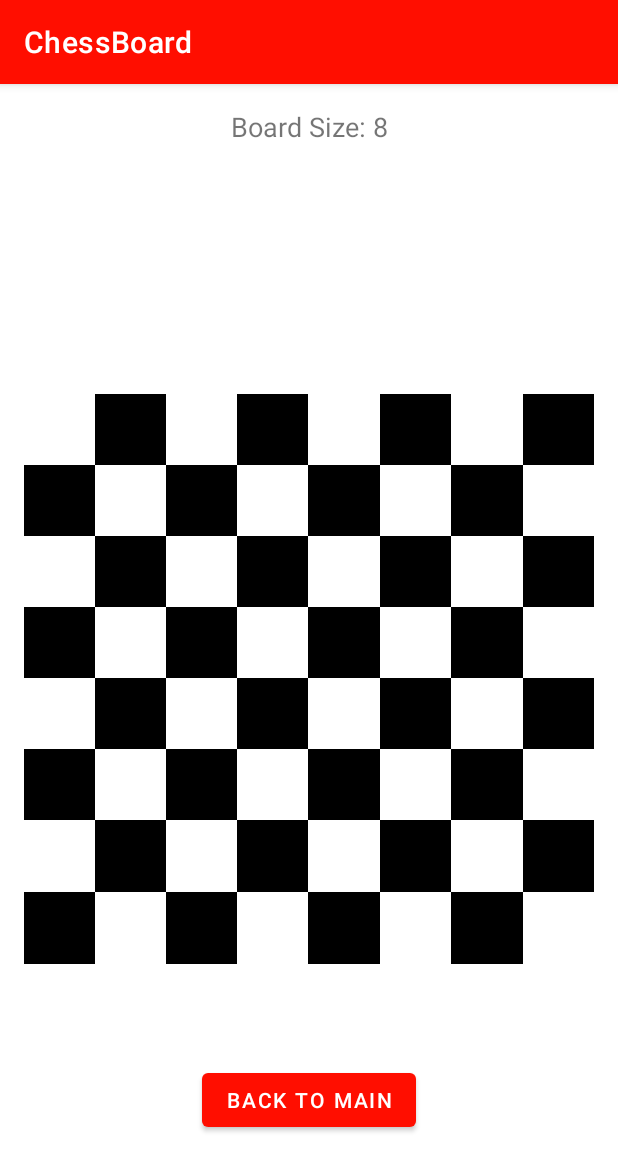
After one commit to ilianna7/chessapp, an Android app: the ChessboardActivity screen opened directly, with no data from a screen before it, on a phone screen of 412 x 824 dp. The commit adds this screen. Shown: the top 1171 px of the screen. Run offline under Robolectric (Android 15) with nearby library versions, the phone set to English and light mode, and no system bars.

Commit message:
#2 #3 - Added functionality to start button
- Created the chessboard clickable grid based on user input size

- Added back to main option

```diff
--- a/app/src/main/AndroidManifest.xml
+++ b/app/src/main/AndroidManifest.xml
@@ -24,7 +24,9 @@
         </activity>
         <activity
             android:name=".chessboard.ChessboardActivity"
-            android:exported="false" />
+            android:label="@string/title_activity_chessboard"
+            android:theme="@style/Theme.ChessApp" />
+
 
     </application>
 
--- /dev/null
+++ b/app/src/main/java/com/example/chessapp/chessboard/ChessboardActivity.kt
@@ -0,0 +1,54 @@
+package com.example.chessapp.chessboard
+
+import android.content.Intent
+import android.os.Bundle
+import android.widget.Button
+import android.widget.TextView
+import androidx.activity.viewModels
+import androidx.appcompat.app.AppCompatActivity
+import androidx.lifecycle.Observer
+import com.example.chessapp.MainActivity
+import com.example.chessapp.R
+
+class ChessboardActivity : AppCompatActivity() {
+
+    private val viewModel: ChessboardViewModel by viewModels()
+
+    override fun onCreate(savedInstanceState: Bundle?) {
+        super.onCreate(savedInstanceState)
+        setContentView(R.layout.activity_chessboard)
+
+        // Retrieve data from the Intent
+        val boardSize = intent.getIntExtra("EXTRA_BOARD_SIZE", 8)
+        val moves = intent.getIntExtra("EXTRA_MOVES", 3)
+
+        // Bind the TextView to show board size
+        val boardTextView: TextView = findViewById(R.id.boardTextView)
+        boardTextView.text = getString(R.string.board_size_text, boardSize)
+
+        // Set up the ViewModel with the data
+        viewModel.setBoardSize(boardSize)
+        viewModel.setMoves(moves)
+
+        // Initialize the chessboard view
+        val chessboardView: ChessboardView = findViewById(R.id.chessboard)
+        chessboardView.setViewModel(viewModel)
+
+        // Set up the Back to Main button
+        val backButton: Button = findViewById(R.id.btn_back_to_main)
+        backButton.setOnClickListener {
+            val intent = Intent(this, MainActivity::class.java)
+            startActivity(intent)
+            finish()
+        }
+
+        // Observe the selectedTile LiveData
+        viewModel.selectedTile.observe(this, Observer { tile ->
+            tile?.let {
+                // Handle tile click event
+                val (row, col) = it
+                // Implement tile click behavior here
+            }
+        })
+    }
+}
--- /dev/null
+++ b/app/src/main/java/com/example/chessapp/chessboard/ChessboardView.kt
@@ -0,0 +1,60 @@
+package com.example.chessapp.chessboard
+
+import android.content.Context
+import android.util.AttributeSet
+import android.widget.GridLayout
+import androidx.core.content.ContextCompat
+import com.example.chessapp.R
+
+class ChessboardView @JvmOverloads constructor(
+    context: Context,
+    attrs: AttributeSet? = null,
+    defStyleAttr: Int = 0
+) : GridLayout(context, attrs, defStyleAttr) {
+
+    private var viewModel: ChessboardViewModel? = null
+
+    init {
+        layoutParams = LayoutParams(LayoutParams.MATCH_PARENT, LayoutParams.MATCH_PARENT)
+        rowCount = 0
+        columnCount = 0
+    }
+
+    fun setViewModel(viewModel: ChessboardViewModel) {
+        this.viewModel = viewModel
+        viewModel.boardSize.observeForever { size ->
+            setupBoard(size)
+        }
+    }
+
+    private fun setupBoard(size: Int) {
+        removeAllViews()
+        rowCount = size
+        columnCount = size
+
+        for (row in 0 until size) {
+            for (col in 0 until size) {
+                val button = androidx.appcompat.widget.AppCompatButton(context).apply {
+                    layoutParams = GridLayout.LayoutParams().apply {
+                        width = 0
+                        height = 0
+                        rowSpec = GridLayout.spec(row, 1f)
+                        columnSpec = GridLayout.spec(col, 1f)
+                    }
+                    text = ""
+                    setBackgroundColor(
+                        if ((row + col) % 2 == 0) {
+                            ContextCompat.getColor(context, R.color.white) // White tile
+                        } else {
+                            ContextCompat.getColor(context, R.color.black) // Black tile
+                        }
+                    )
+                    setOnClickListener {
+                        viewModel?.onTileClicked(row, col)
+                    }
+                }
+                addView(button)
+            }
+        }
+    }
+}
--- /dev/null
+++ b/app/src/main/java/com/example/chessapp/chessboard/ChessboardViewModel.kt
@@ -0,0 +1,28 @@
+package com.example.chessapp.chessboard
+
+import androidx.lifecycle.LiveData
+import androidx.lifecycle.MutableLiveData
+import androidx.lifecycle.ViewModel
+
+class ChessboardViewModel : ViewModel() {
+    private val _boardSize = MutableLiveData<Int>()
+    val boardSize: LiveData<Int> get() = _boardSize
+
+    private val _moves = MutableLiveData<Int>()
+    val moves: LiveData<Int> get() = _moves
+
+    private val _selectedTile = MutableLiveData<Pair<Int, Int>?>()
+    val selectedTile: LiveData<Pair<Int, Int>?> get() = _selectedTile
+
+    fun setBoardSize(size: Int) {
+        _boardSize.value = size
+    }
+
+    fun setMoves(moves: Int) {
+        _moves.value = moves
+    }
+
+    fun onTileClicked(row: Int, col: Int) {
+        _selectedTile.value = Pair(row, col)
+    }
+}
--- /dev/null
+++ b/app/src/main/res/layout/activity_chessboard.xml
@@ -0,0 +1,39 @@
+<?xml version="1.0" encoding="utf-8"?>
+<androidx.constraintlayout.widget.ConstraintLayout xmlns:android="http://schemas.android.com/apk/res/android"
+    android:layout_width="match_parent"
+    android:layout_height="match_parent"
+    xmlns:app="http://schemas.android.com/apk/res-auto"
+    android:padding="16dp">
+
+    <TextView
+        android:id="@+id/boardTextView"
+        android:layout_width="wrap_content"
+        android:layout_height="wrap_content"
+        android:text="@{`Board Size: ${viewModel.boardSize.value ?: 8}`}"
+        android:textSize="18sp"
+        app:layout_constraintTop_toTopOf="parent"
+        app:layout_constraintEnd_toEndOf="parent"
+        app:layout_constraintStart_toStartOf="parent" />
+
+    <com.example.chessapp.chessboard.ChessboardView
+        android:id="@+id/chessboard"
+        android:layout_width="0dp"
+        android:layout_height="0dp"
+        app:layout_constraintTop_toBottomOf="@+id/boardTextView"
+        app:layout_constraintBottom_toBottomOf="parent"
+        app:layout_constraintEnd_toEndOf="parent"
+        app:layout_constraintStart_toStartOf="parent"
+        app:layout_constraintDimensionRatio="1:1" />
+
+    <Button
+        android:id="@+id/btn_back_to_main"
+        android:layout_width="wrap_content"
+        android:layout_height="wrap_content"
+        android:text="@string/btn_back_to_main"
+        app:layout_constraintTop_toBottomOf="@+id/chessboard"
+        app:layout_constraintEnd_toEndOf="parent"
+        app:layout_constraintStart_toStartOf="parent"
+        app:layout_constraintBottom_toBottomOf="parent"
+        android:layout_marginTop="16dp" />
+
+</androidx.constraintlayout.widget.ConstraintLayout>
--- a/app/src/main/res/values/strings.xml
+++ b/app/src/main/res/values/strings.xml
@@ -1,5 +1,7 @@
 <resources>
     <string name="app_name">ChessApp</string>
+    <string name="title_activity_chessboard">ChessBoard</string>
+
 
     <!--Home Screen-->
     <string name="btn_chess_size">Size</string>
```
Also changed, not shown: app/src/main/java/com/example/chessapp/MainActivity.kt (+28 -4 lines), app/src/main/java/com/example/chessapp/homescreen/fragments/HomeFragment.kt (+15 -1 lines), app/src/main/res/layout/activity_chessboard_old.xml (added, +50 -0 lines).
